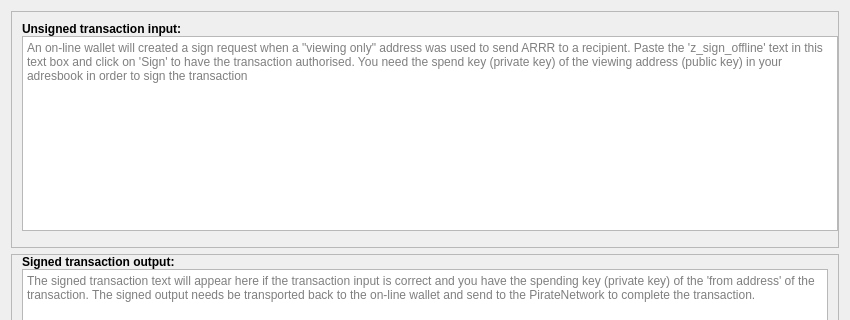
PirateNetwork/pirate, file src/qt/forms/zsigndialog.ui: the form before one commit; both pictures show x 0 to 850 and y 0 to 320 of the 850 by 526 pixel window.
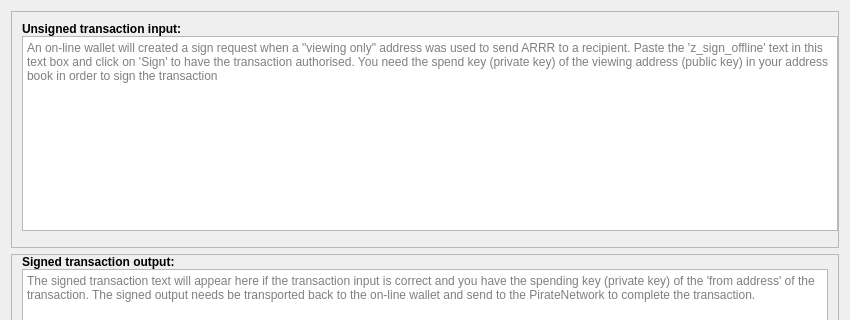
The form after the commit. Icons and pictures are not drawn.

The edit to the form file:
```diff
--- a/src/qt/forms/zsigndialog.ui
+++ b/src/qt/forms/zsigndialog.ui
@@ -100,7 +100,7 @@
           <item>
            <widget class="QTextEdit" name="teInput">
             <property name="placeholderText">
-             <string>An on-line wallet will created a sign request when a &quot;viewing only&quot; address was used to send ARRR to a recipient. Paste the 'z_sign_offline' text in this text box and click on 'Sign' to have the transaction authorised. You need the spend key (private key) of the viewing address (public key) in your adresbook in order to sign the transaction</string>
+             <string>An on-line wallet will created a sign request when a &quot;viewing only&quot; address was used to send ARRR to a recipient. Paste the 'z_sign_offline' text in this text box and click on 'Sign' to have the transaction authorised. You need the spend key (private key) of the viewing address (public key) in your address book in order to sign the transaction</string>
             </property>
            </widget>
           </item>
```
